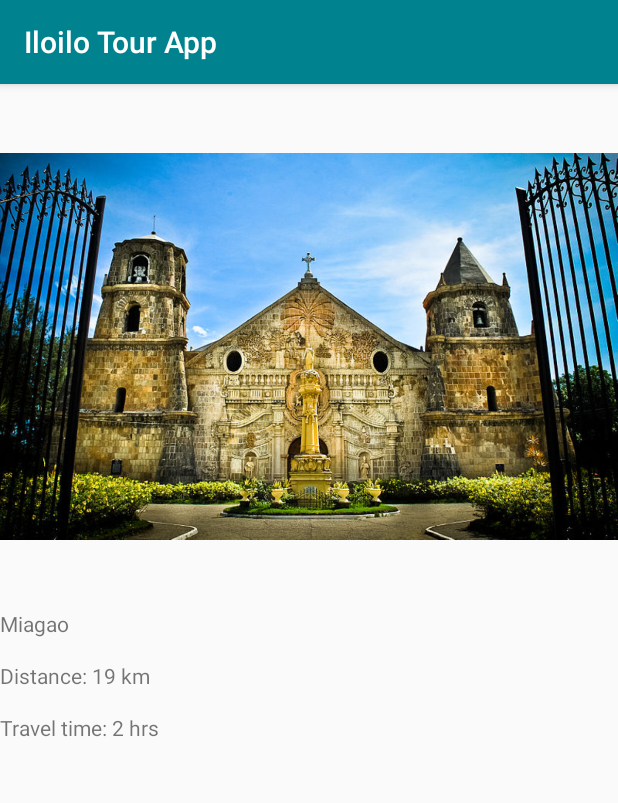
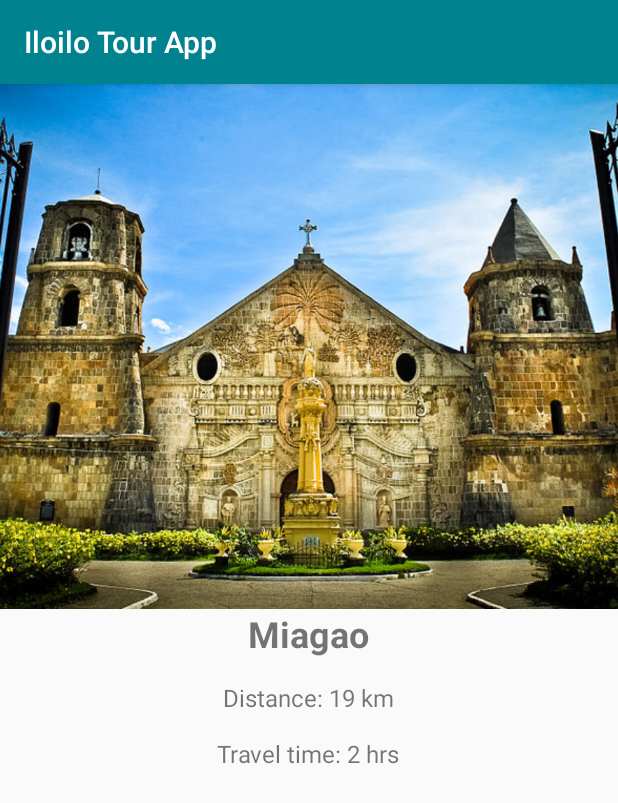
Before and after one commit to lizlieangel/IloiloTourApp, an Android app: the screen it shows after launch (PlaceActivity), after a tap on "Miagao", on a phone screen of 412 x 824 dp. Shown: the top 803 px of the screen. Run offline under Robolectric (Android 15) with nearby library versions, the light colour scheme and no system bars.

Commit message:
update the content of information xml

```diff
--- a/app/src/main/res/layout/information.xml
+++ b/app/src/main/res/layout/information.xml
@@ -7,23 +7,29 @@
 <ImageView
     android:layout_width="match_parent"
     android:layout_height="@dimen/place_height"
+    android:scaleType="centerCrop"
     android:id="@+id/pInfo_image"/>
     <TextView
         android:layout_width="wrap_content"
         android:layout_height="wrap_content"
         android:id="@+id/pInfo_place"
-        android:gravity="center_horizontal"
-        android:layout_marginBottom="@dimen/margin"/>
+        android:layout_gravity="center_horizontal"
+        android:layout_marginBottom="@dimen/margin"
+        android:textSize="@dimen/title_size"
+        android:textStyle="bold"/>
+
     <TextView
+        android:id="@+id/pInfo_distance"
         android:layout_width="wrap_content"
         android:layout_height="wrap_content"
-        android:id="@+id/pInfo_distance"
-        android:gravity="center_horizontal"
-        android:layout_marginBottom="@dimen/margin"/>
+        android:layout_marginBottom="@dimen/margin"
+        android:layout_gravity="center_horizontal"
+        android:textSize="@dimen/desc_size"/>
 
     <TextView
         android:layout_width="wrap_content"
         android:layout_height="wrap_content"
         android:id="@+id/pInfo_time"
-        android:gravity="center_horizontal"/>
+        android:layout_gravity="center_horizontal"
+        android:textSize="@dimen/desc_size"/>
 </LinearLayout>
```
